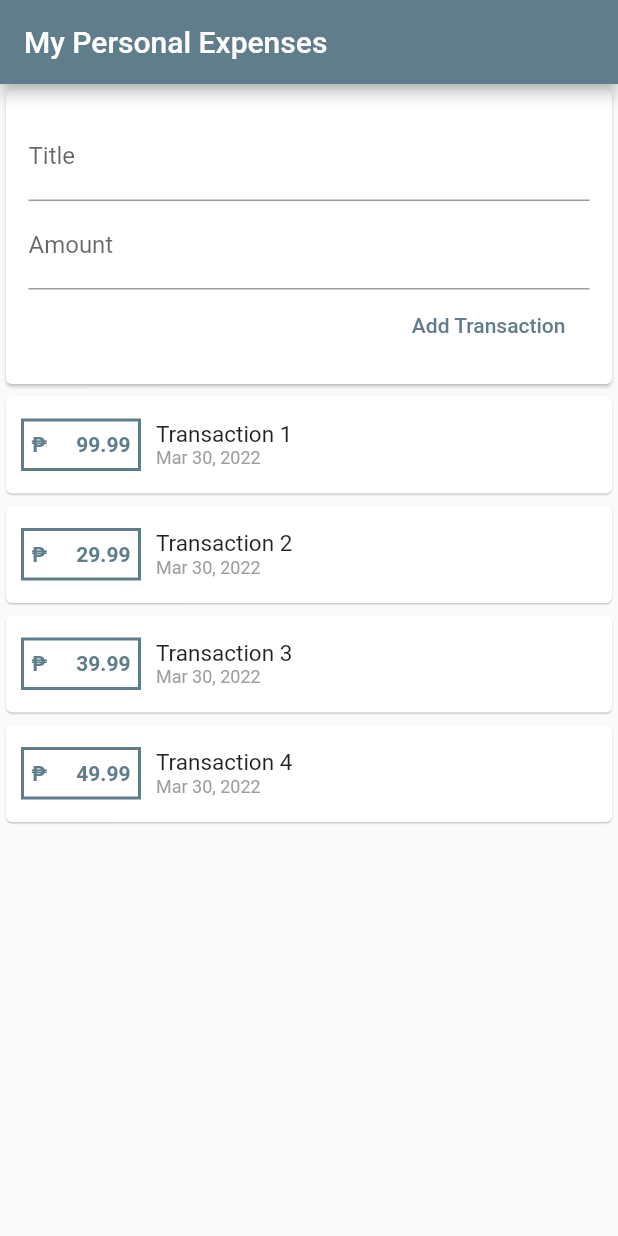
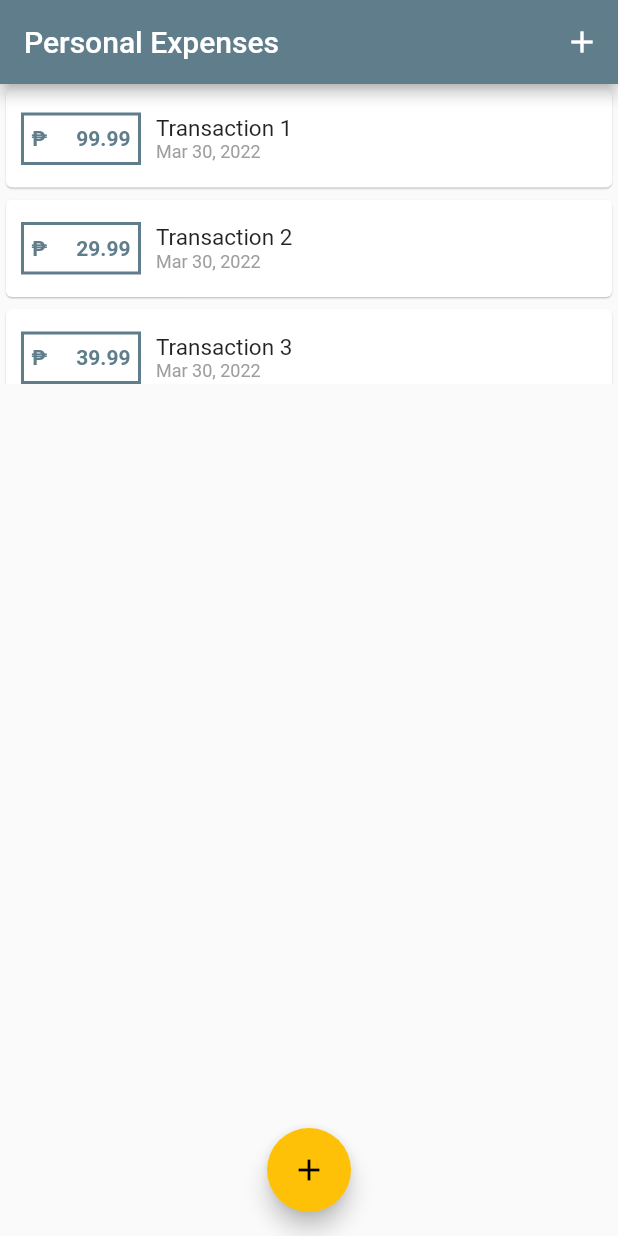
Before and after one commit to airacalins/flutter_expense_app, a Flutter app: the screen it shows after launch, on a phone screen of 412 x 824 dp. Run offline on Flutter 3.47's test engine with Material 2 defaults, Android fonts, the phone set to English and light mode, and no system bars.

```diff
--- a/lib/main.dart
+++ b/lib/main.dart
@@ -1,22 +1,83 @@
 // ignore_for_file: prefer_const_constructors
 import 'package:flutter/material.dart';
-import 'package:personal_expense/models/transaction.dart';
-import 'package:personal_expense/screens/transaction/create_transaction.dart';
-import 'package:personal_expense/screens/transaction/transaction_list.dart';
 
-void main() {
-  runApp(FlutterApp());
-}
+import './models/transaction.dart';
+import './screens/transaction/create_transaction.dart';
+import './screens/transaction/transaction_list.dart';
 
-class FlutterApp extends StatelessWidget {
+void main() => runApp(MyApp());
+
+class MyApp extends StatelessWidget {
   @override
   Widget build(BuildContext context) {
     return MaterialApp(
-      theme: ThemeData(primarySwatch: Colors.blueGrey),
-      home: Scaffold(
-        appBar: AppBar(title: Text('My Personal Expenses')),
-        body: TransactionList()
+      title: 'Personal Expenses',
+      theme: ThemeData(
+        primarySwatch: Colors.blueGrey,
+        accentColor: Colors.amber
       ),
+      home: MyHomePage(),
     );
   }
 }
+
+class MyHomePage extends StatefulWidget {
+  @override
+  _MyHomePageState createState() => _MyHomePageState();
+}
+
+class _MyHomePageState extends State<MyHomePage> {
+  final List<Transaction> _transactions = [
+    Transaction(id: "1", title: 'Transaction 1', amount: 99.99, date: DateTime.now()),
+    Transaction(id: "2", title: 'Transaction 2', amount: 29.99, date: DateTime.now()),
+    Transaction(id: "3", title: 'Transaction 3', amount: 39.99, date: DateTime.now()),
+    Transaction(id: "4", title: 'Transaction 4', amount: 49.99, date: DateTime.now()),
+  ];
+
+  void _createTransaction(String title, double amount) {
+    final newTransaction = Transaction(
+        id: DateTime.now().toString(),
+        title: title,
+        amount: amount,
+        date: DateTime.now());
+
+    setState(() {
+      _transactions.add(newTransaction);
+    });
+  }
+
+  void _openCreateTransactionModal(BuildContext ctx) {
+    showModalBottomSheet(
+      context: ctx,
+      builder: (_) {
+        return GestureDetector(
+          onTap: () {},
+          child: CreateTransaction(_createTransaction),
+          behavior: HitTestBehavior.opaque,
+        );
+      },
+    );
+  }
+
+  @override
+  Widget build(BuildContext context) {
+    return
+      Scaffold(
+        appBar: AppBar(
+          title: Text('Personal Expenses'),
+          actions: <Widget>[
+            IconButton(
+              icon: Icon(Icons.add),
+              onPressed: () => _openCreateTransactionModal(context)
+            ),
+          ],
+        ),
+        body: TransactionsList(_transactions),
+        floatingActionButton: FloatingActionButton(
+          child: Icon(Icons.add),
+          onPressed: () => _openCreateTransactionModal(context),
+        ),
+        floatingActionButtonLocation: FloatingActionButtonLocation.centerFloat,
+      );
+  }
+}
--- a/lib/models/transaction.dart
+++ b/lib/models/transaction.dart
@@ -1,5 +1,5 @@
 class Transaction {
-  final int id;
+  final String id;
   final String title;
   final double amount;
   final DateTime date;
--- a/lib/screens/transaction/transaction_list.dart
+++ b/lib/screens/transaction/transaction_list.dart
@@ -1,33 +1,21 @@
 import 'package:flutter/material.dart';
-import './create_transaction.dart';
+
 import '../../models/transaction.dart';
 import '../../widgets/card/transaction_card.dart';
 
-class TransactionList extends StatefulWidget {
-  const TransactionList({ Key? key }) : super(key: key);
+class TransactionsList extends StatelessWidget {
+  List<Transaction> transactions;
+
+  TransactionsList(this.transactions);
 
   @override
-  State<TransactionList> createState() => _TransactionListState();
-}
-
-class _TransactionListState extends State<TransactionList> {
-  final List<Transaction> transactions = [
-    Transaction(id: 1, title: 'Transaction 1', amount: 99.99, date: DateTime.now()),
-    Transaction(id: 2, title: 'Transaction 2', amount: 29.99, date: DateTime.now()),
-    Transaction(id: 3, title: 'Transaction 3', amount: 39.99, date: DateTime.now()),
-    Transaction(id: 4, title: 'Transaction 4', amount: 49.99, date: DateTime.now()),
-  ];
-  @override
   Widget build(BuildContext context) {
-    return Column(
-      children: [
-        CreateTransaction(),
-        Column(
-          children: transactions
-            .map((t) => TransactionCard(t))
-            .toList()
-        ),
-      ],
+    return Container(
+      height: 200,
+      child: ListView.builder(
+        itemBuilder: (ctx, index) =>  TransactionCard(transactions[index]),
+        itemCount: transactions.length
+      )
     );
   }
 }
--- a/lib/widgets/card/transaction_card.dart
+++ b/lib/widgets/card/transaction_card.dart
@@ -19,14 +19,13 @@ class TransactionCard extends StatelessWidget {
           children: [
             Container(
               padding: EdgeInsets.symmetric(horizontal: 5, vertical: 7.5),
-              decoration: BoxDecoration(
-                  border: Border.all(color: Colors.blueGrey, width: 2)),
+              decoration: BoxDecoration(border: Border.all(color: Theme.of(context).primaryColor, width: 2)),
               width: 80,
               child: Row(
                 mainAxisAlignment: MainAxisAlignment.spaceBetween,
                 children: [
-                  Text("₱", style: TextStyle(fontWeight: FontWeight.bold, color: Colors.blueGrey)),
-                  Text("${transaction.amount}", style: TextStyle(fontWeight: FontWeight.bold, color: Colors.blueGrey))
+                  Text("₱", style: TextStyle(fontWeight: FontWeight.bold, color: Theme.of(context).primaryColor)),
+                  Text("${transaction.amount.toStringAsFixed(2)}", style: TextStyle(fontWeight: FontWeight.bold, color: Colors.blueGrey))
                 ],
               ),
             ),
```
Also changed, not shown: lib/screens/transaction/create_transaction.dart (+31 -9 lines).
